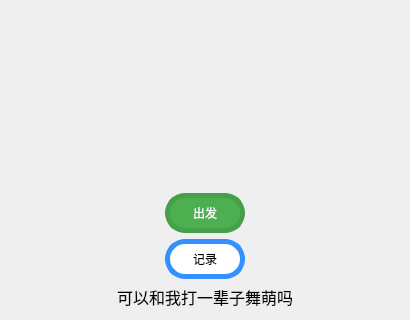
Above: ui_class/start_window.ui from reflux18d/MaiGO before the change; both pictures show x 0 to 410 and y 339 to 659 of the 410 by 659 pixel window. Below: the same form after it.
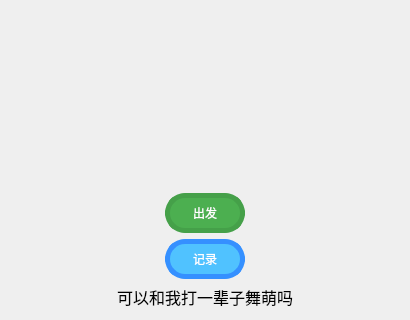
That is the form after the change. Icons and pictures are not drawn.

```diff
--- a/ui_class/start_window.ui
+++ b/ui_class/start_window.ui
@@ -7,7 +7,7 @@
     <x>0</x>
     <y>0</y>
     <width>410</width>
-    <height>623</height>
+    <height>655</height>
    </rect>
   </property>
   <property name="windowTitle">
@@ -249,8 +249,8 @@
          <property name="styleSheet">
           <string notr="true">font: 14pt &quot;黑体&quot;;
 border-radius: 20px;      /* 圆角半径（像素） */
-    background-color:white;
-    color: black;             /* 文字颜色 */
+    background-color:rgb(80, 194, 255);
+    color: white;             /* 文字颜色 */
     border: 5px solid rgb(53, 144, 255); /* 边框样式 */</string>
          </property>
          <property name="text">
```
